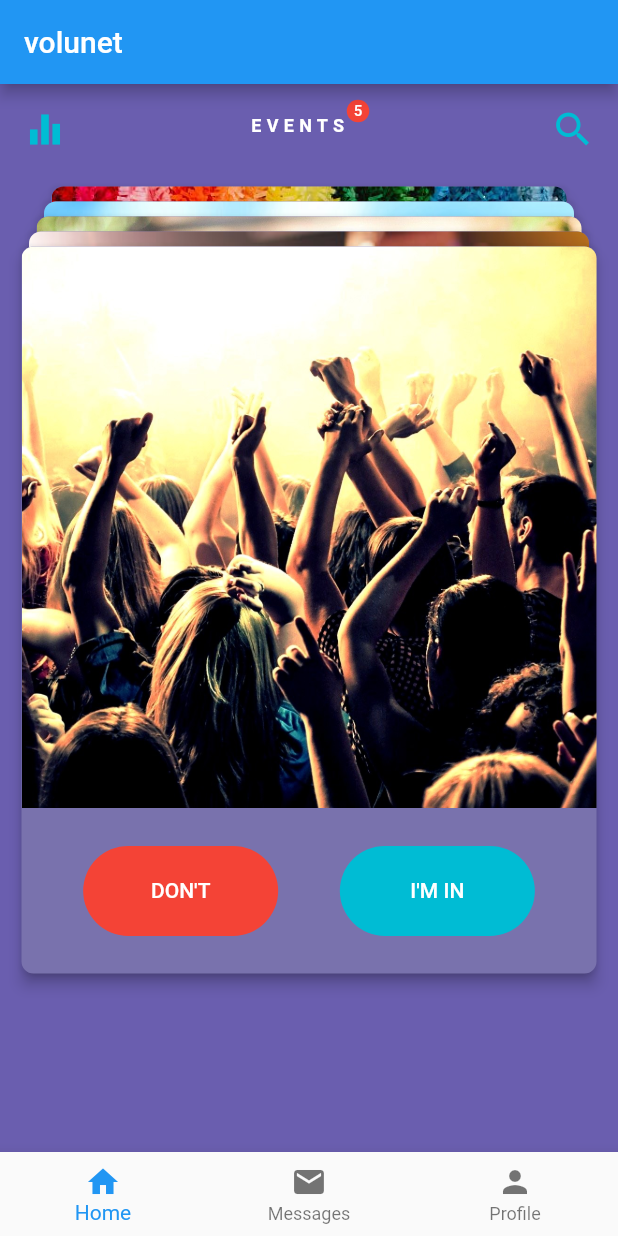
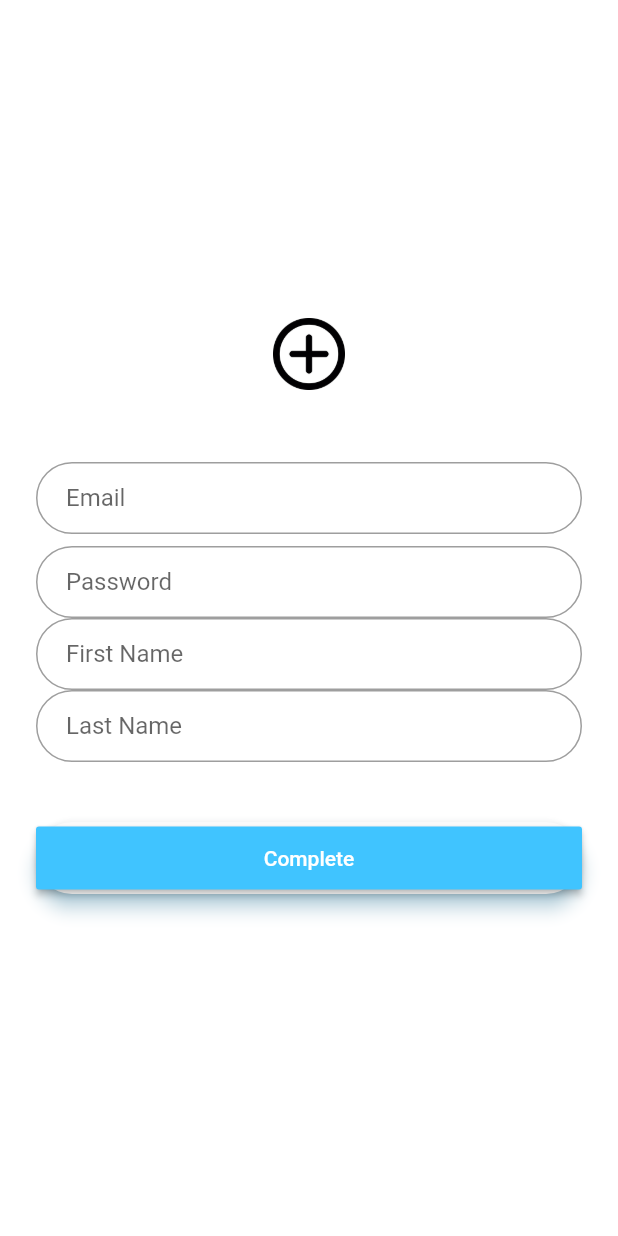
Before and after one commit to mnshaw/volunet, a Flutter app: the screen it shows after launch, on a phone screen of 412 x 824 dp. Run offline on Flutter 3.47's test engine with Material 2 defaults, Android fonts, the phone set to English and light mode, and no system bars.

Commit message:
created profile page

```diff
--- /dev/null
+++ b/animation_exp/lib/CreateProfile/CreateProfile.dart
@@ -0,0 +1,113 @@
+import 'package:flutter/material.dart';
+
+class CreateProfile extends StatefulWidget {
+  static String tag = 'login-page';
+  @override
+  _CreateProfileState createState() => new _CreateProfileState();
+}
+
+class _CreateProfileState extends State<CreateProfile> {
+  @override
+  Widget build(BuildContext context) {
+    final logo = Hero(
+      tag: 'hero',
+      child: CircleAvatar(
+        backgroundColor: Colors.transparent,
+        radius: 24.0,
+        child: Image.asset('assets/addprofile.png'),
+      ),
+    );
+
+    final email = TextFormField(
+      keyboardType: TextInputType.emailAddress,
+      autofocus: false,
+      initialValue: '',
+      decoration: InputDecoration(
+        hintText: 'Email',
+        contentPadding: EdgeInsets.fromLTRB(20.0, 10.0, 20.0, 10.0),
+        border: OutlineInputBorder(borderRadius: BorderRadius.circular(32.0)),
+      ),
+    );
+
+    final password = TextFormField(
+      autofocus: false,
+      initialValue: '',
+      obscureText: true,
+      decoration: InputDecoration(
+        hintText: 'Password',
+        contentPadding: EdgeInsets.fromLTRB(20.0, 10.0, 20.0, 10.0),
+        border: OutlineInputBorder(borderRadius: BorderRadius.circular(32.0)),
+      ),
+    );
+
+    final name = new Column(
+      children: <Widget>[
+        new TextFormField(
+          autofocus: false,
+          initialValue: '',
+          obscureText: true,
+          decoration: InputDecoration(
+            hintText: 'First Name',
+            contentPadding: EdgeInsets.fromLTRB(20.0, 10.0, 20.0, 10.0),
+            border: OutlineInputBorder(
+                borderRadius: BorderRadius.circular(32.0)),
+          ),
+        ),
+
+        new TextFormField(
+          autofocus: false,
+          initialValue: '',
+          obscureText: true,
+          decoration: InputDecoration(
+            hintText: 'Last Name',
+            contentPadding: EdgeInsets.fromLTRB(20.0, 10.0, 20.0, 10.0),
+            border: OutlineInputBorder(
+                borderRadius: BorderRadius.circular(32.0)),
+          ),
+        ),
+      ],
+    );
+
+    final createProfileButton = Padding(
+      padding: EdgeInsets.symmetric(vertical: 16.0),
+      child: Material(
+        borderRadius: BorderRadius.circular(30.0),
+        shadowColor: Colors.lightBlueAccent.shade100,
+        elevation: 5.0,
+        child: MaterialButton(
+          minWidth: 200.0,
+          height: 42.0,
+          onPressed: () {
+            //Navigator.of(context).pushNamed(HomePage.tag);
+          },
+          color: Colors.lightBlueAccent,
+          child: Text('Complete', style: TextStyle(color: Colors.white)),
+        ),
+      ),
+    );
+
+    return Scaffold(
+      backgroundColor: Colors.white,
+      body: new Stack(
+        children: <Widget>[
+          new Center(
+            child: ListView(
+              shrinkWrap: true,
+              padding: EdgeInsets.only(left: 24.0, right: 24.0),
+              children: <Widget>[
+                logo,
+                SizedBox(height: 48.0),
+                email,
+                SizedBox(height: 8.0),
+                password,
+                name,
+                SizedBox(height: 24.0),
+                createProfileButton,
+              ],
+            ),
+          ),
+        ],
+      ),
+    );
+  }
+}
--- a/animation_exp/lib/main.dart
+++ b/animation_exp/lib/main.dart
@@ -1,4 +1,6 @@
 import 'package:animation_exp/WelcomeScreen/welcome.dart';
+import 'package:animation_exp/CreateProfile/CreateProfile.dart';
+
 import 'package:flutter/material.dart';
 
 void main() => runApp(new MyApp());
@@ -14,7 +16,7 @@ class MyApp extends StatelessWidget {
       ),
       // home: new PageMain(),
 //      home: new CardDemo(),
-      home: new Welcome(),
+      home: new CreateProfile(),
       //home: BottomNavigationDemo(),
       // home:new exp(),
     );
--- a/animation_exp/pubspec.yaml
+++ b/animation_exp/pubspec.yaml
@@ -32,6 +32,8 @@ flutter:
   - assets/img3.jpg
   - assets/img4.jpg
   - assets/img5.jpg
+  - assets/addprofile.png
+  - assets/networking.jpg
   - assets/avatars/avatar-1.jpg
   - assets/avatars/avatar-2.jpg
   - assets/avatars/avatar-3.jpg
```
Also changed, not shown: animation_exp/assets/addprofile.png (added), animation_exp/assets/networking.jpg (added).
